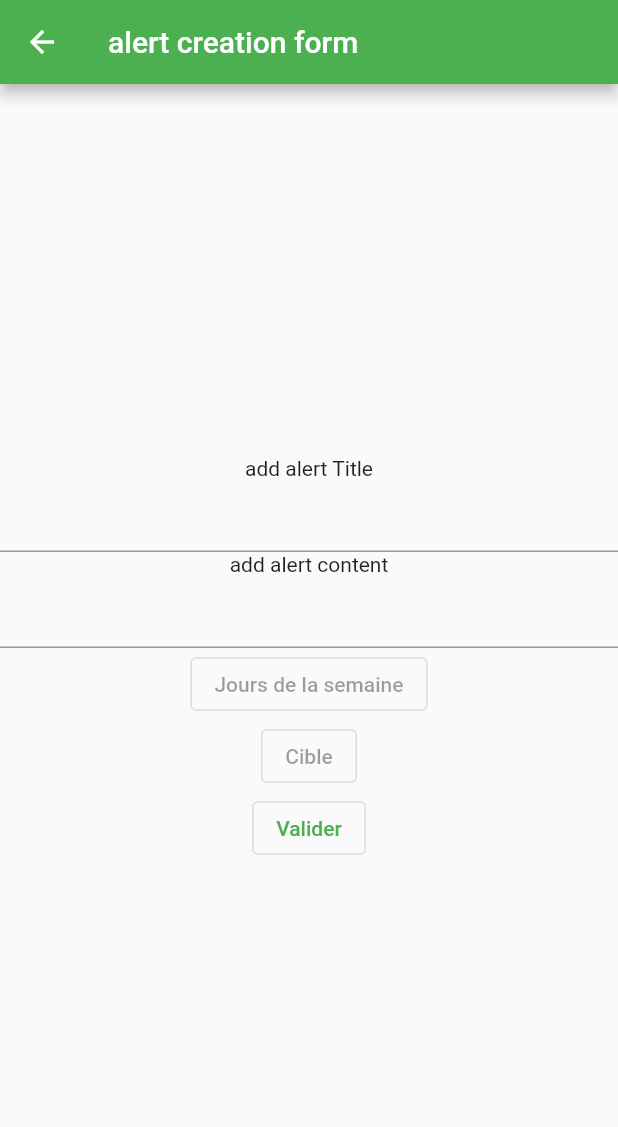
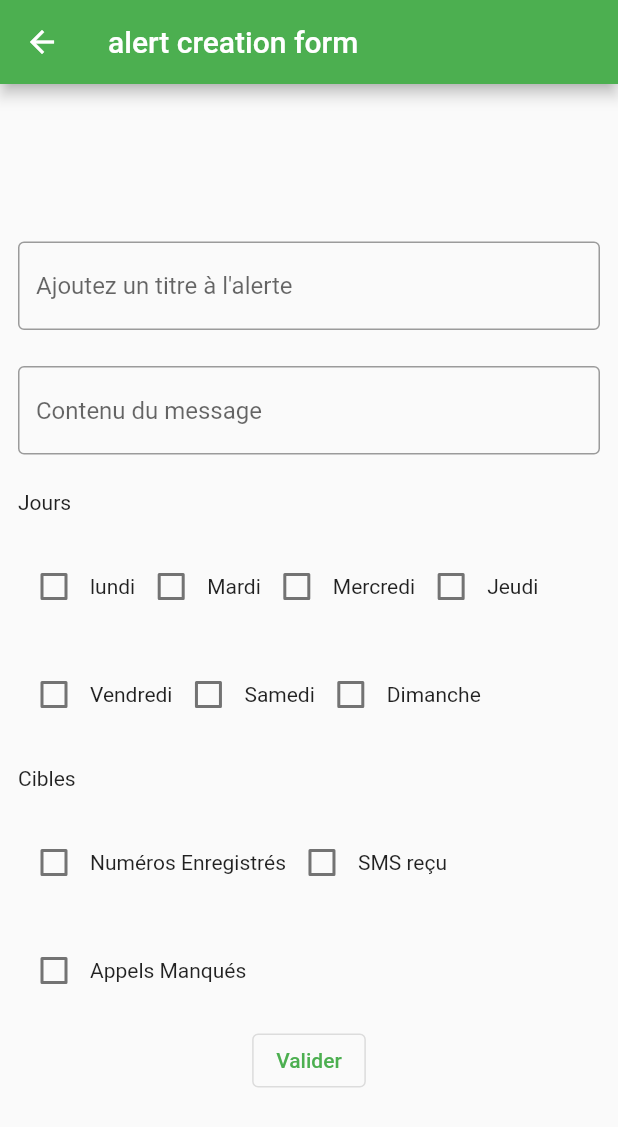
Before and after one commit to BenjaminCoux/MypoApp, a Flutter app: the FormScreen screen opened directly, on a phone screen of 412 x 824 dp. Shown: the top 1127 px of the screen. Run offline on Flutter 3.47's test engine with Material 2 defaults, Android fonts, the light colour scheme and no system bars; missing offline and left inert: telephony.

Commit message:
update du formulaire

```diff
--- a/lib/formulaire_alert.dart
+++ b/lib/formulaire_alert.dart
@@ -1,5 +1,8 @@
 import 'package:flutter/material.dart';
 import 'package:mypo/main.dart';
+
+
+
 
 
 
@@ -10,9 +13,17 @@ class FormScreen extends StatefulWidget{
 }
 
 
+
+
+
 class _FormState extends State<FormScreen>{
   final alertName = TextEditingController();
   final alertContent = TextEditingController();
+  final GlobalKey<FormState> _formKey = new GlobalKey<FormState>();
+  final  week = [false,false,false,false,false,false,false];
+  final cibles = [false,false,false];
+
+
 
 
   @override
@@ -23,6 +34,12 @@ class _FormState extends State<FormScreen>{
     alertName.dispose();
     super.dispose();
   }
+  void _onFormSaved() {
+    final FormState? form = _formKey.currentState;
+    form!.save();
+  }
+
+
 
   @override
   Widget build(BuildContext context) {
@@ -32,19 +49,83 @@ class _FormState extends State<FormScreen>{
           child: Column(
             mainAxisAlignment: MainAxisAlignment.center,
             children: <Widget>[
-              const Text("add alert Title"),
-              TextField(controller: alertName,
+              Padding(padding:EdgeInsets.all(12) ,child: TextField(controller: alertName,decoration: InputDecoration(border: OutlineInputBorder(),hintText: "Ajoutez un titre à l'alerte"),
+              ),),
+              Padding(padding: EdgeInsets.all(12),child: TextField(controller: alertContent,decoration: InputDecoration(border: OutlineInputBorder(),hintText: "Contenu du message"),)),
+              Padding(padding:EdgeInsets.all(12),child:Row(children:[Text("Jours")])),
+              Padding(padding: EdgeInsets.all(12) ,child:Row(children: [
+                Checkbox(value: week[0], onChanged:(bool? value)=>{
+                  setState((){
+                    week[0]=value!;
+                  })
+                }),
+                Text("lundi"),
+                Checkbox(value: week[1], onChanged:(bool? value)=>{
+                  setState((){
+                    week[1]=value!;
+                  })
+                }),
+                Text("Mardi"),
+                Checkbox(value: week[2], onChanged:(bool? value)=>{
+                  setState((){
+                    week[2]=value!;
+                  })
+                }),
+                Text("Mercredi"),
+                Checkbox(value: week[3], onChanged:(bool? value)=>{
+                  setState((){
+                    week[3]=value!;
+                  })
+                }),
+                Text("Jeudi"),
+              ],),),
+              Padding(padding: EdgeInsets.all(12),child:Row(
+                children: [
+                  Checkbox(value: week[4], onChanged:(bool? value)=>{
+                    setState((){
+                      week[4]=value!;
+                    })
+                  }),
+                  Text("Vendredi"),
+                  Checkbox(value: week[5], onChanged:(bool? value)=>{
+                    setState((){
+                      week[5]=value!;
+                    })
+                  }),
+                  Text("Samedi"),
+                  Checkbox(value: week[6], onChanged:(bool? value)=>{
+                    setState((){
+                      week[6]=value!;
+                    })
+                  }),
+                  Text("Dimanche"),
+                ],
+              ),),
+              Padding(padding: EdgeInsets.all(12),child:Row(children: [Text("Cibles")],)),
+              Padding(padding: EdgeInsets.all(12),
+                child: Row(children: [
+                  Checkbox(value: cibles[0], onChanged: (bool? value) =>{
+                    setState((){
+                      cibles[0]=value!;
+                    })
+                  }),
+                  Text("Numéros Enregistrés"),
+                  Checkbox(value: cibles[1], onChanged: (bool? value)=>{
+                    setState((){
+                      cibles[1]=value!;
+                    })
+                  }),
+                  Text("SMS reçu"),
+                ],),
               ),
-              const Text("add alert content"),
-              TextField(controller: alertContent),
-              PopupMenuButton(itemBuilder: (BuildContext context) => <PopupMenuEntry>[
-                const PopupMenuItem(child: Text("choix 1") ),
-                const PopupMenuItem(child: Text("Choix 2")),
-              ],shape: RoundedRectangleBorder(borderRadius: BorderRadius.all(Radius.circular(20.0))),child: OutlinedButton(onPressed: null,child: const Text("Jours de la semaine"),),),
-              PopupMenuButton(itemBuilder: (BuildContext context) => <PopupMenuEntry>[
-                const PopupMenuItem(child: Text("Lundi") ),
-                const PopupMenuItem(child: Text("Mardi")),
-              ],shape: RoundedRectangleBorder(borderRadius: BorderRadius.all(Radius.circular(20.0))),child: OutlinedButton(onPressed: null,child: const Text("Cible"),),),
+              Padding(padding:EdgeInsets.all(12) ,child: Row(children: [
+                Checkbox(value: cibles[2], onChanged: (bool? value)=>{
+                  setState((){
+                    cibles[2]=value!;
+                  })
+                }),
+                Text("Appels Manqués"),
+              ],),),
               OutlinedButton(onPressed: ()=>Navigator.push(context, new MaterialPageRoute(builder: (context) => new MyHomePage(title: "home")),) , child: const Text("Valider")),
             ],
           ),
@@ -53,3 +134,16 @@ class _FormState extends State<FormScreen>{
     }
 
 }
+
+class Alert{
+  String title;
+  String content;
+  String cible="";
+  List<String> days=List.empty();
+
+  Alert({required this.title,required this.content});
+
+}
+
+
+enum Week{Lundi,Mardi,Mercredi,Jeudi,Vendredi,Samedi,Dimanche}
--- a/pubspec.yaml
+++ b/pubspec.yaml
@@ -30,10 +30,11 @@ dependencies:
   flutter:
     sdk: flutter
   telephony: ^0.1.0
-
+  flutter_multiselect: ^0.5.1
   # The following adds the Cupertino Icons font to your application.
   # Use with the CupertinoIcons class for iOS style icons.
   cupertino_icons: ^1.0.2
+
 
 dev_dependencies:
   flutter_test:
```
Also changed, not shown: pubspec.lock.
